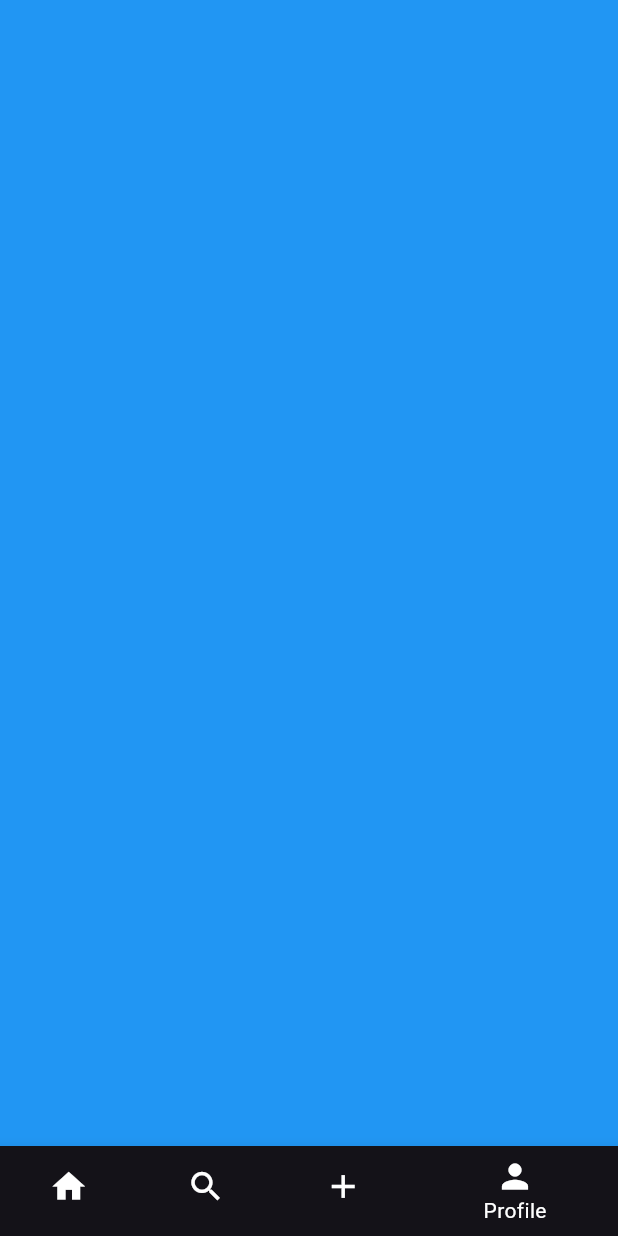
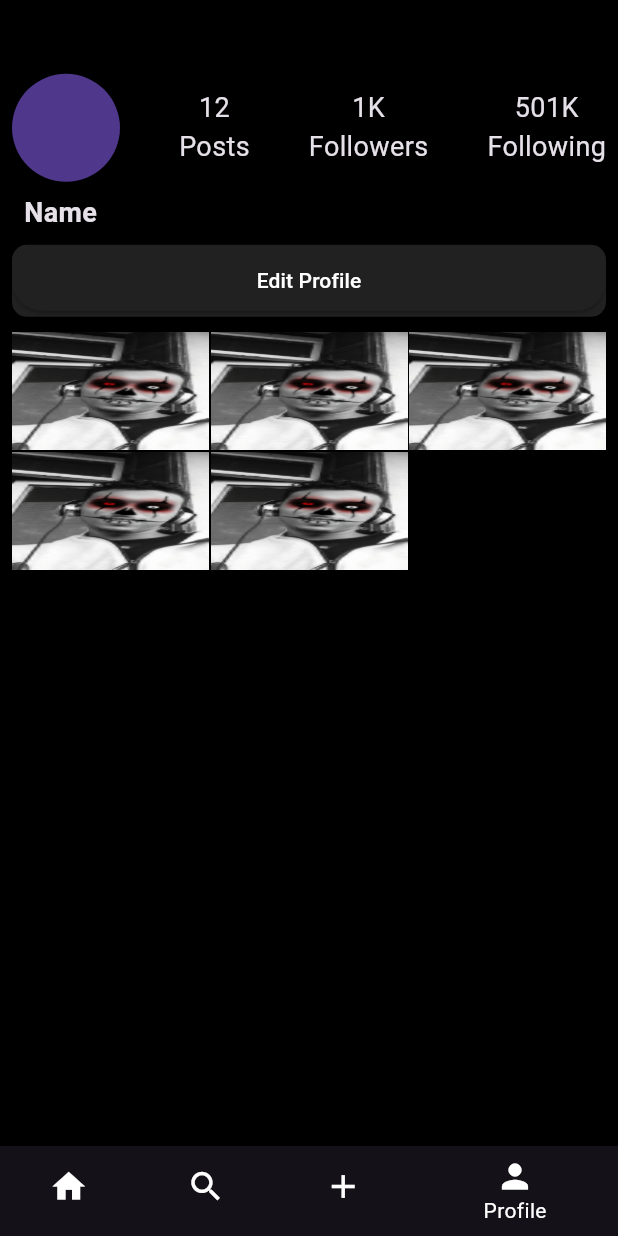
Before and after one commit to salahsaads/instagram, a Flutter app: the screen it shows after launch, item 4 of the bottom bar chosen, on a phone screen of 412 x 824 dp. Run offline on Flutter 3.47's test engine with Material 3 defaults, Android fonts, the phone set to English and light mode, and no system bars.

Commit message:
add profile screen

```diff
--- /dev/null
+++ b/lib/Screen/Profile.dart
@@ -0,0 +1,116 @@
+import 'package:flutter/material.dart';
+
+class ProfileScreen extends StatefulWidget {
+  const ProfileScreen({super.key});
+
+  @override
+  State<ProfileScreen> createState() => _ProfileScreenState();
+}
+
+class _ProfileScreenState extends State<ProfileScreen> {
+  @override
+  Widget build(BuildContext context) {
+    double h = MediaQuery.sizeOf(context).height;
+    // ignore: unused_local_variable
+    double w = MediaQuery.sizeOf(context).width;
+    return SafeArea(
+      child: Scaffold(
+        body: Padding(
+          padding: const EdgeInsets.all(8.0),
+          child: SingleChildScrollView(
+            child: Column(
+              crossAxisAlignment: CrossAxisAlignment.start,
+              children: [
+                SizedBox(
+                  height: h * .05,
+                ),
+                const Row(
+                  mainAxisAlignment: MainAxisAlignment.spaceBetween,
+                  children: [
+                    CircleAvatar(
+                      radius: 36,
+                    ),
+                    Column(
+                      children: [
+                        Text(
+                          '12',
+                          style: TextStyle(fontSize: 18),
+                        ),
+                        Text(
+                          'Posts',
+                          style: TextStyle(fontSize: 18),
+                        ),
+                      ],
+                    ),
+                    Column(
+                      children: [
+                        Text(
+                          '1K',
+                          style: TextStyle(fontSize: 18),
+                        ),
+                        Text(
+                          'Followers',
+                          style: TextStyle(fontSize: 18),
+                        ),
+                      ],
+                    ),
+                    Column(
+                      children: [
+                        Text(
+                          '501K',
+                          style: TextStyle(fontSize: 18),
+                        ),
+                        Text(
+                          'Following',
+                          style: TextStyle(fontSize: 18),
+                        ),
+                      ],
+                    )
+                  ],
+                ),
+                const Padding(
+                  padding: EdgeInsets.all(8.0),
+                  child: Text(
+                    'Name',
+                    style: TextStyle(fontSize: 18, fontWeight: FontWeight.bold),
+                  ),
+                ),
+                Container(
+                  decoration: BoxDecoration(
+                      color: Colors.grey[900],
+                      borderRadius: BorderRadius.circular(10)),
+                  width: double.infinity,
+                  child: ElevatedButton(
+                      style: ElevatedButton.styleFrom(
+                          backgroundColor: Colors.grey[900]),
+                      onPressed: () {},
+                      child: const Text(
+                        'Edit Profile',
+                        style: TextStyle(color: Colors.white),
+                      )),
+                ),
+                const SizedBox(
+                  height: 10,
+                ),
+                GridView.count(
+                  shrinkWrap: true,
+                  physics: const NeverScrollableScrollPhysics(),
+                  crossAxisCount: 3,
+                  crossAxisSpacing: 1,
+                  mainAxisSpacing: 1,
+                  childAspectRatio: 5 / 3,
+                  children: List.generate(5, (index) {
+                    return Image.asset(
+                      'assets/Snapchat-295033281.jpg',
+                      fit: BoxFit.fill,
+                    );
+                  }),
+                )
+              ],
+            ),
+          ),
+        ),
+      ),
+    );
+  }
+}
--- a/lib/Screen/bottonBar.dart
+++ b/lib/Screen/bottonBar.dart
@@ -1,5 +1,6 @@
 import 'package:flutter/material.dart';
 import 'package:instagram/Screen/Home.dart';
+import 'package:instagram/Screen/Profile.dart';
 import 'package:instagram/Screen/Search.dart';
 import 'package:instagram/Screen/post_Screen.dart';
 
@@ -16,9 +17,7 @@ class _BouttonBarState extends State<BouttonBar> {
     const Home(),
     const SearchScreen(),
     const PostScreen(),
-    const Scaffold(
-      backgroundColor: Colors.blue,
-    )
+    const ProfileScreen()
   ];
 
   void SelectedPage(index) {
```
